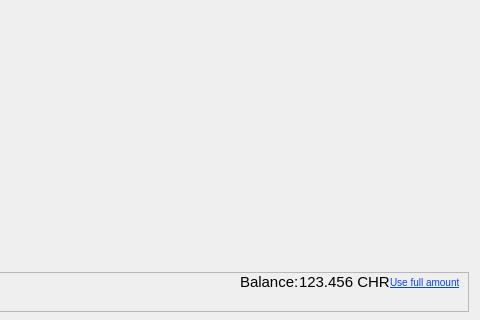
This is src/qt/forms/sendcoinsdialog.ui in chratos-system/chratos-core as Qt 5 draws it before an edit; both pictures show x 377 to 857 and y 453 to 773 of the 857 by 773 pixel window. The edited form follows.
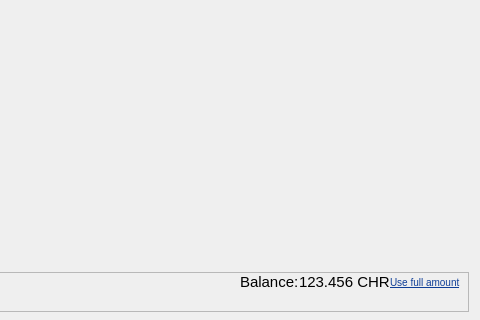
This is the edited form. Icons and pictures are not drawn. Custom widgets are drawn as their Qt base class.

Commit message: Added in new color schemes for Chratos

Patch:
```diff
--- a/src/qt/forms/sendcoinsdialog.ui
+++ b/src/qt/forms/sendcoinsdialog.ui
@@ -922,7 +922,7 @@
              <cursorShape>PointingHandCursor</cursorShape>
             </property>
             <property name="styleSheet">
-             <string notr="true">border:0;background-color:none;text-align:left;margin: 0px; text-transform: none; color: #0343f6; font-size: 10px; font-weight: none; text-decoration:underline; </string>
+             <string notr="true">border:0;background-color:none;text-align:left;margin: 0px; text-transform: none; color: #0f3e97; font-size: 10px; font-weight: none; text-decoration:underline; </string>
             </property>
             <property name="text">
              <string>Use full amount</string>
```
The commit also changes 11 other files.
